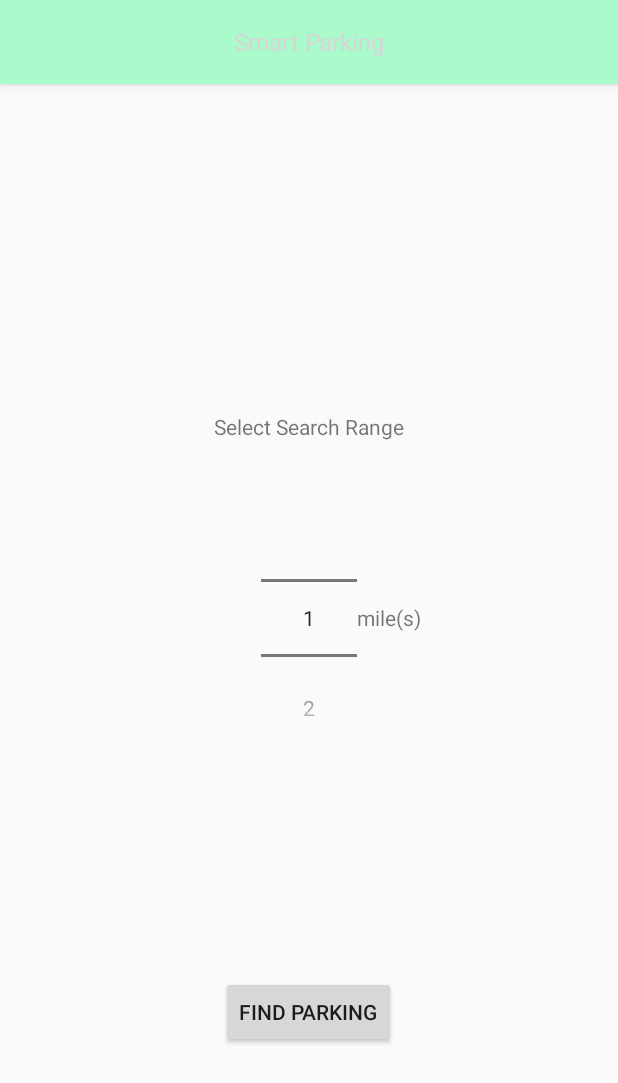
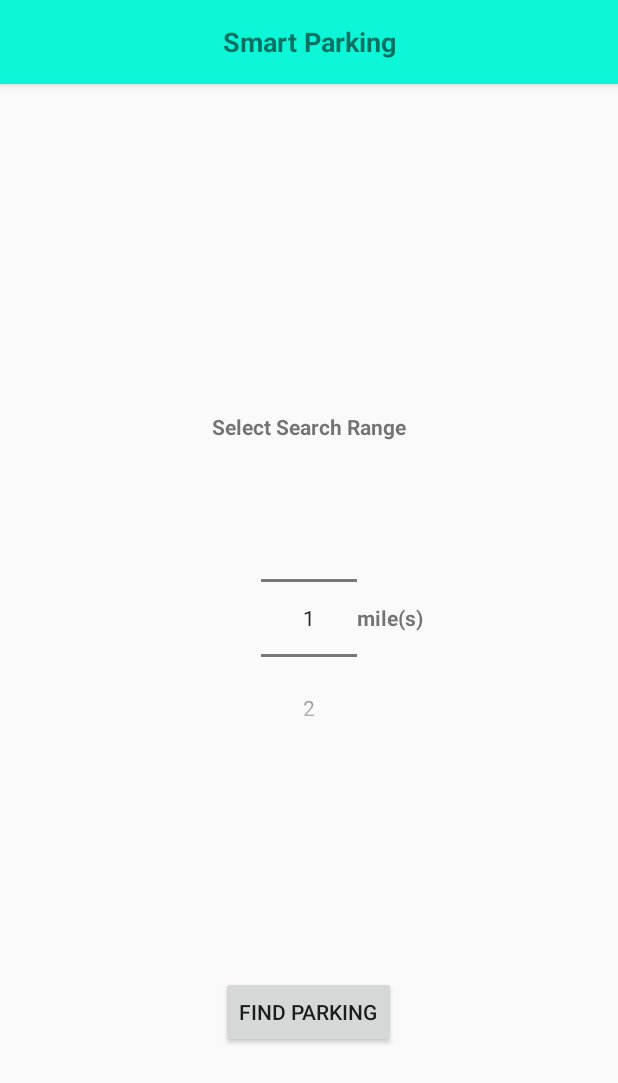
Before and after one commit to patilpiyushcsn/CMPE-277_TeamProject, an Android app: the RangeActivity screen opened directly, with no data from a screen before it, on a phone screen of 412 x 824 dp. Shown: the top 1083 px of the screen. Run offline under Robolectric (Android 15) with nearby library versions, the phone set to English and light mode, and no system bars.

Commit message:
stop update service after activity destroy. UI adjust

```diff
--- a/SmartParking2/app/src/main/java/com/example/piyush/smartparking/ParkingLotUpdateService.java
+++ b/SmartParking2/app/src/main/java/com/example/piyush/smartparking/ParkingLotUpdateService.java
@@ -60,7 +60,7 @@ public class ParkingLotUpdateService extends Service {
                         }
                     }
 
-                    Thread.sleep(5000);
+                    Thread.sleep(2000);
                 } catch (IOException e) {
                     break;
                 } catch (InterruptedException e) {
--- a/SmartParking2/app/src/main/res/layout/activity_range.xml
+++ b/SmartParking2/app/src/main/res/layout/activity_range.xml
@@ -28,6 +28,7 @@
         android:layout_width="wrap_content"
         android:layout_height="wrap_content"
         android:text="@string/lbl_searchRange"
+        android:textStyle="bold"
         android:id="@+id/txtvw_saerchRange"
         android:layout_above="@+id/numberPicker"
         android:layout_centerHorizontal="true"
@@ -37,6 +38,7 @@
         android:layout_width="wrap_content"
         android:layout_height="wrap_content"
         android:text="@string/lbl_miles"
+        android:textStyle="bold"
         android:id="@+id/textView"
         android:layout_centerVertical="true"
         android:layout_toEndOf="@+id/numberPicker" />
--- a/SmartParking2/app/src/main/res/layout/activity_search.xml
+++ b/SmartParking2/app/src/main/res/layout/activity_search.xml
@@ -14,6 +14,7 @@
         android:layout_height="wrap_content"
         android:text="@string/lbl_cityZip"
         android:id="@+id/txtvw_cityZip"
+        android:textSize="17dp"
         android:layout_below="@+id/toolbar"
         android:layout_centerHorizontal="true"
         android:layout_marginTop="106dp" />
--- a/SmartParking2/app/src/main/res/layout/toolbar.xml
+++ b/SmartParking2/app/src/main/res/layout/toolbar.xml
@@ -8,9 +8,10 @@
         android:layout_width="wrap_content"
         android:layout_height="wrap_content"
         android:text="@string/app_name"
+        android:textStyle="bold"
         android:layout_gravity="center"
         android:id="@+id/toolbar_title"
-        android:textSize="@dimen/abc_action_bar_content_inset_material"
-        android:textColor="@color/abc_input_method_navigation_guard" />
+        android:textIsSelectable="false"
+        android:textSize="18dp" />
 
 </android.support.v7.widget.Toolbar>
--- a/SmartParking2/app/src/main/res/values/colors.xml
+++ b/SmartParking2/app/src/main/res/values/colors.xml
@@ -1,6 +1,6 @@
 <?xml version="1.0" encoding="utf-8"?>
 <resources>
-    <color name="colorPrimary">#aafacb</color>
+    <color name="colorPrimary">#0df6d7</color>
     <color name="colorPrimaryDark">#303F9F</color>
     <color name="colorAccent">#FF4081</color>
     <color name="colorRoute">#00FF00</color>
```
Also changed, not shown: SmartParking2/app/src/main/java/com/example/piyush/smartparking/SearchResultMapsActivity.java (+13 -5 lines).
